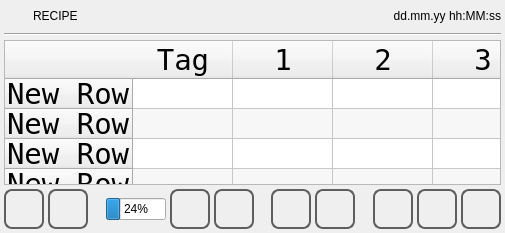
Before: the Qt Designer form qt_library/ATCMrecipe/recipe.ui in MECTsrl/mect_plugins, drawn with Qt 5.
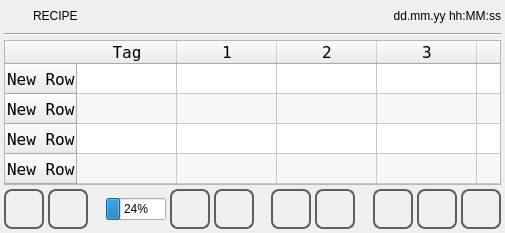
After: the same form once the commit is applied. Icons and pictures are not drawn.

```diff
--- a/qt_library/ATCMrecipe/recipe.ui
+++ b/qt_library/ATCMrecipe/recipe.ui
@@ -122,7 +122,7 @@
      <property name="font">
       <font>
        <family>DejaVu Sans Mono</family>
-       <pointsize>22</pointsize>
+       <pointsize>12</pointsize>
        <weight>50</weight>
        <italic>false</italic>
        <bold>false</bold>
```
Left out of the diff: 2 changed lines with no effect on the pictures.
